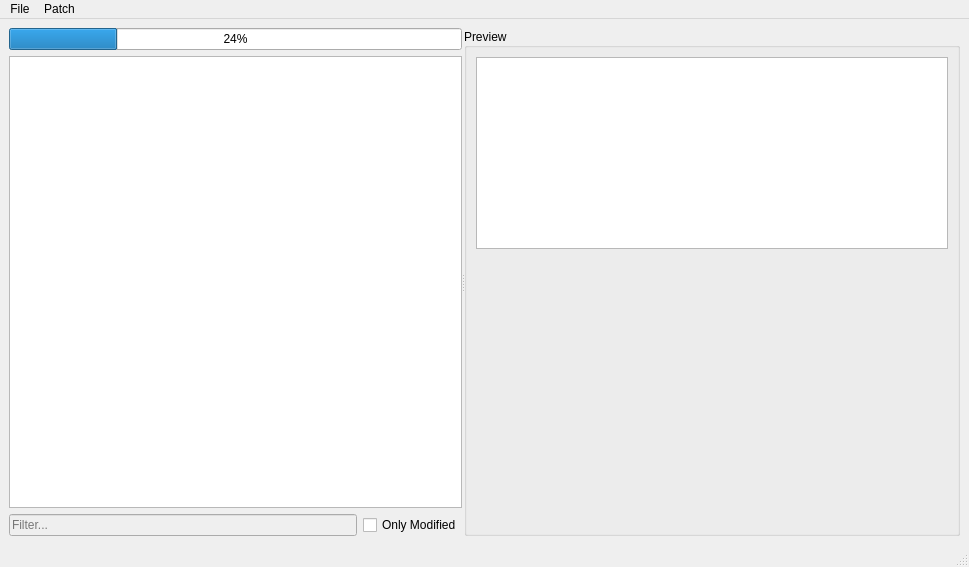
The window that mainwindow.ui (jimzrt/ChronoMod) describes before a commit, drawn with Qt 5.
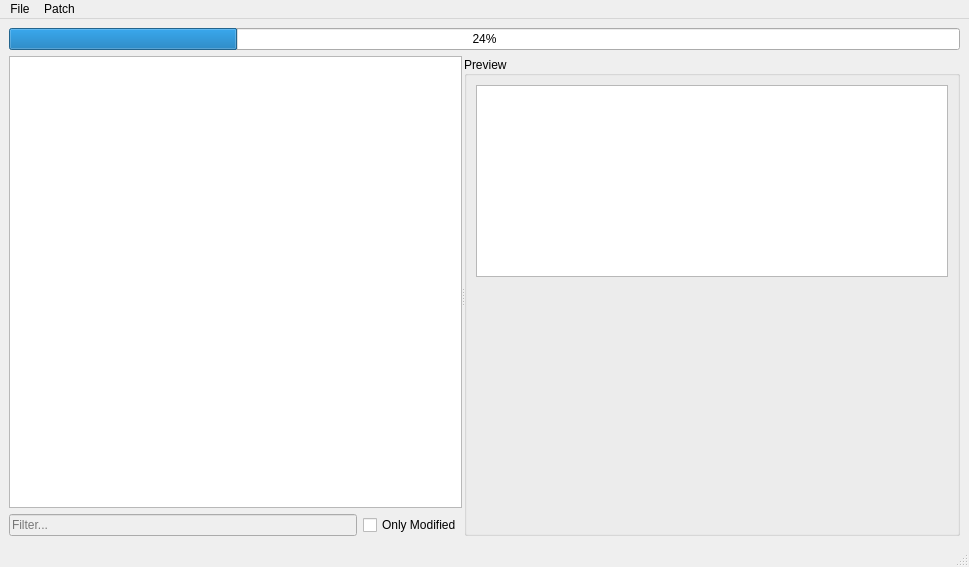
The same window after the commit.

Patch:
```diff
--- a/mainwindow.ui
+++ b/mainwindow.ui
@@ -15,6 +15,13 @@
   </property>
   <widget class="QWidget" name="centralwidget">
    <layout class="QVBoxLayout" name="verticalLayout_3">
+    <item>
+     <widget class="QProgressBar" name="progressBar">
+      <property name="value">
+       <number>24</number>
+      </property>
+     </widget>
+    </item>
     <item>
      <widget class="QSplitter" name="splitter">
       <property name="frameShape">
@@ -34,13 +41,6 @@
       </property>
       <widget class="QWidget" name="layoutWidget">
        <layout class="QVBoxLayout" name="verticalLayout">
-        <item>
-         <widget class="QProgressBar" name="progressBar">
-          <property name="value">
-           <number>24</number>
-          </property>
-         </widget>
-        </item>
         <item>
          <widget class="QTreeView" name="treeView">
           <property name="focusPolicy">
```
Left out of the diff: 1 changed line with no effect on the pictures.
